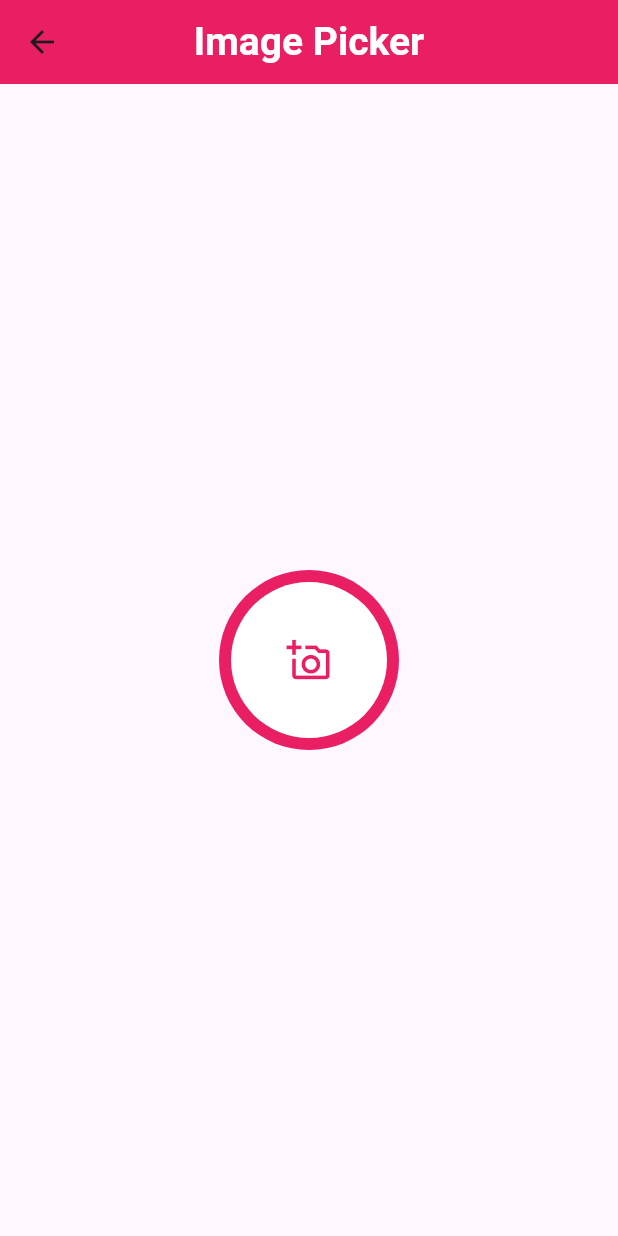
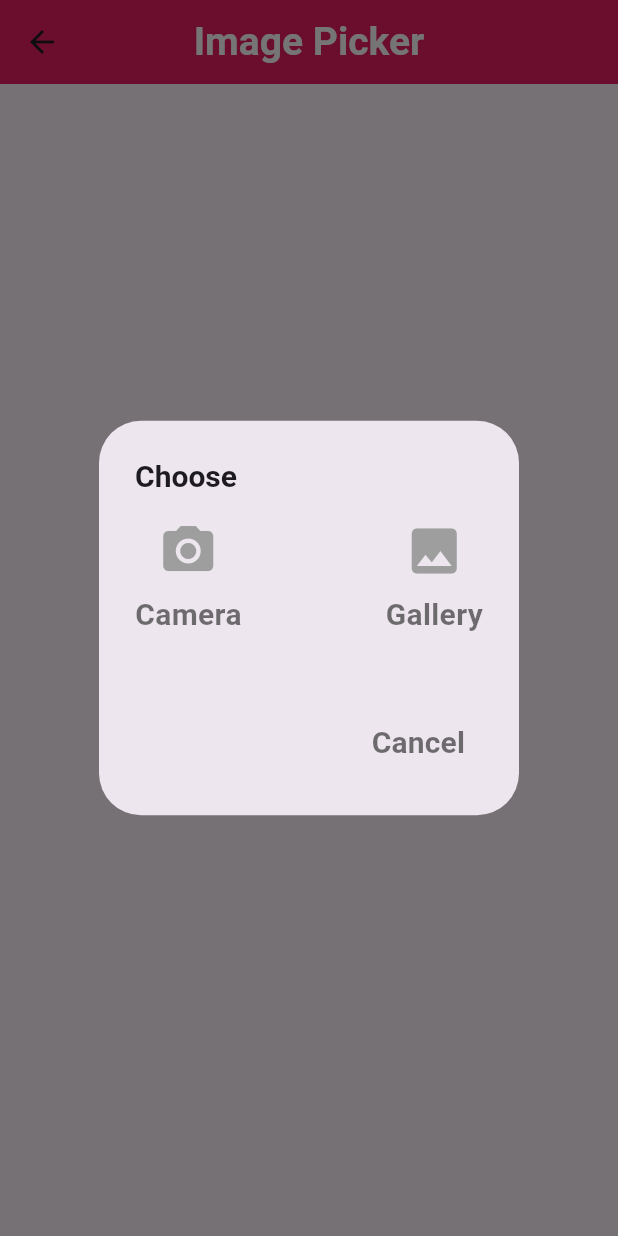
Before and after one commit to Ahmad61-6/flutter_tukitaki, a Flutter app: the ImagePickerScreen screen opened directly, after a tap on the "add a photo" icon, on a phone screen of 412 x 824 dp. Run offline on Flutter 3.47's test engine with Material 3 defaults, Android fonts, the phone set to English and light mode, and no system bars; our stand-ins replace bloc, equatable, flutter_bloc, image_picker.

Commit message:
image picker bloc implemented.

```diff
--- a/stm_bloc/lib/ui/screens/image_picker/image_picker_screen.dart
+++ b/stm_bloc/lib/ui/screens/image_picker/image_picker_screen.dart
@@ -33,7 +33,7 @@ class _ImagePickerScreenState extends State<ImagePickerScreen> {
             if (state.file == null) {
               return InkWell(
                 onTap: () {
-                  context.read<ImagePickerBloc>().add(CameraCapture());
+                  imagePickerDialogue(context);
                 },
                 child: Container(
                   padding: EdgeInsets.all(8),
@@ -56,11 +56,123 @@ class _ImagePickerScreenState extends State<ImagePickerScreen> {
                 ),
               );
             } else {
-              return Image.file(File(state.file!.path.toString()));
+              return Padding(
+                padding: const EdgeInsets.all(8.0),
+                child: Column(
+                  children: [
+                    InkWell(
+                      child: Image.file(File(state.file!.path.toString())),
+                    ),
+                    const SizedBox(height: 20),
+                    SizedBox(
+                      width: double.infinity,
+                      child: ElevatedButton(
+                        onPressed: () {
+                          imagePickerDialogue(context);
+                        },
+                        style: ElevatedButton.styleFrom(
+                          backgroundColor: Colors.pink,
+                          foregroundColor: Colors.white,
+                          shape: RoundedRectangleBorder(
+                            borderRadius: BorderRadius.circular(8),
+                          ),
+                        ),
+                        child: Text(
+                          "Upload image",
+                          style: TextStyle(fontSize: 20, color: Colors.white),
+                        ),
+                      ),
+                    ),
+                  ],
+                ),
+              );
             }
           },
         ),
       ),
     );
   }
+
+  Future<dynamic> imagePickerDialogue(BuildContext context) {
+    return showDialog(
+      context: context,
+      builder:
+          (context) => AlertDialog(
+            title: const Text(
+              "Choose",
+              style: TextStyle(fontWeight: FontWeight.bold, fontSize: 20),
+            ),
+            content: SizedBox(
+              height: 100,
+              child: Row(
+                mainAxisSize: MainAxisSize.min,
+                mainAxisAlignment: MainAxisAlignment.spaceBetween,
+                children: [
+                  Column(
+                    children: [
+                      InkWell(
+                        onTap: () {
+                          context.read<ImagePickerBloc>().add(CameraCapture());
+                          Navigator.pop(context);
+                        },
+                        child: Icon(
+                          Icons.camera_alt,
+                          color: Colors.grey,
+                          size: 40,
+                        ),
+                      ),
+                      const SizedBox(height: 8),
+                      const Text(
+                        "Camera",
+                        style: TextStyle(
+                          color: Colors.black54,
+                          fontWeight: FontWeight.bold,
+                          fontSize: 20,
+                        ),
+                      ),
+                    ],
+                  ),
+                  Column(
+                    children: [
+                      InkWell(
+                        onTap: () {
+                          context.read<ImagePickerBloc>().add(
+                            GalleryImagePicker(),
+                          );
+                          Navigator.pop(context);
+                        },
+                        child: Icon(Icons.photo, color: Colors.grey, size: 40),
+                      ),
+                      const SizedBox(height: 8),
+                      const Text(
+                        "Gallery",
+                        style: TextStyle(
+                          color: Colors.black54,
+                          fontWeight: FontWeight.bold,
+                          fontSize: 20,
+                        ),
+                      ),
+                    ],
+                  ),
+                ],
+              ),
+            ),
+            actions: [
+              TextButton(
+                onPressed: () {
+                  Navigator.pop(context);
+                },
+                child: const Text(
+                  "Cancel",
+                  style: TextStyle(
+                    color: Colors.black54,
+                    fontWeight: FontWeight.bold,
+                    fontSize: 20,
+                  ),
+                ),
+              ),
+            ],
+          ),
+    );
+  }
 }
```
